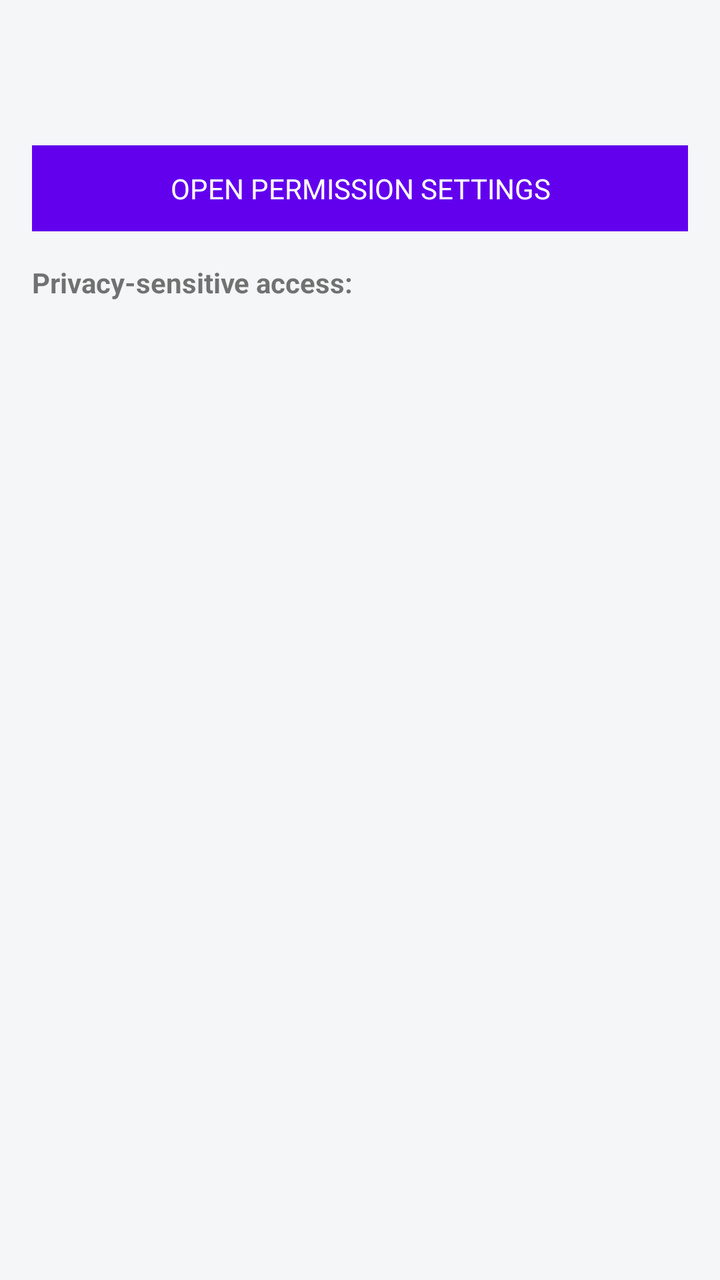
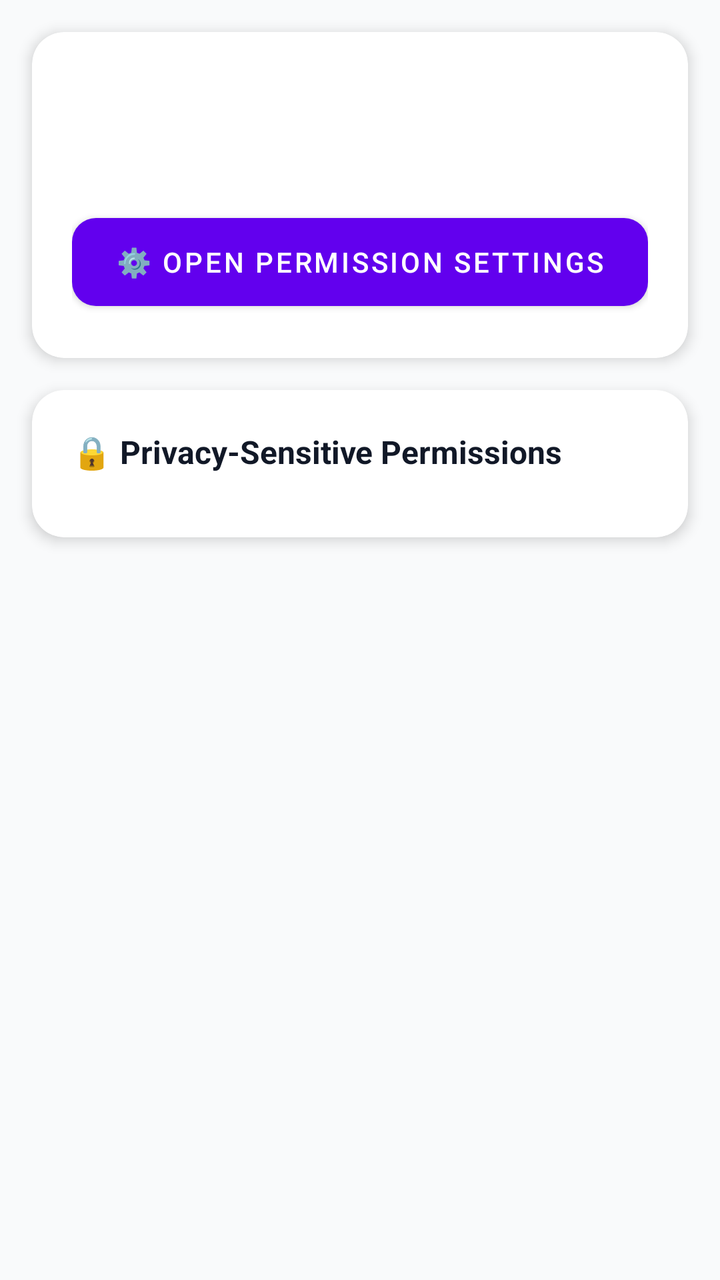

Two renders of the same Android screen: before a commit and after it. Below are the layout's source before the change and the commit's diff.
<!-- AndroidManifest.xml: application theme Theme.AppPrivacyAnalyzer -->
<!-- res/layout/activity_app_detail.xml -->
<?xml version="1.0" encoding="utf-8"?>
<ScrollView xmlns:android="http://schemas.android.com/apk/res/android"
    android:layout_width="match_parent"
    android:layout_height="match_parent">

    <LinearLayout
        android:orientation="vertical"
        android:padding="16dp"
        android:layout_width="match_parent"
        android:layout_height="wrap_content">

        <TextView
            android:id="@+id/tvAppName"
            android:textStyle="bold"
            android:textSize="18sp"
            android:layout_width="wrap_content"
            android:layout_height="wrap_content"/>

        <TextView
            android:id="@+id/tvPackageName"
            android:textSize="12sp"
            android:textColor="#666"
            android:layout_width="wrap_content"
            android:layout_height="wrap_content"/>

        <TextView
            android:id="@+id/btnOpenSettings"
            android:text="OPEN PERMISSION SETTINGS"
            android:background="@color/purple_500"
            android:textColor="@android:color/white"
            android:gravity="center"
            android:padding="12dp"
            android:layout_marginTop="16dp"
            android:layout_width="match_parent"
            android:layout_height="wrap_content"/>

        <TextView
            android:text="Privacy-sensitive access:"
            android:textStyle="bold"
            android:layout_marginTop="16dp"
            android:layout_width="wrap_content"
            android:layout_height="wrap_content"/>

        <LinearLayout
            android:id="@+id/permissionContainer"
            android:orientation="vertical"
            android:layout_width="match_parent"
            android:layout_height="wrap_content"/>

    </LinearLayout>
</ScrollView>
<!-- resources referenced by this layout -->
<resources>
  <color name="purple_500">#6200EE</color>
  <style name="Theme.AppPrivacyAnalyzer" parent="Theme.MaterialComponents.Light.NoActionBar">
          
          <item name="colorPrimary">@color/purple_start</item>
          <item name="colorPrimaryVariant">@color/purple_end</item>
          <item name="colorOnPrimary">@color/white</item>
  
          <item name="colorSecondary">@color/amber</item>
          <item name="android:statusBarColor">@color/primary_dark</item>
          <item name="android:windowBackground">@color/bg_light</item>
  
          
          <item name="materialCardViewStyle">@style/Widget.MaterialComponents.CardView</item>
      </style>
  <color name="purple_start">#5D2BE0</color>
  <color name="purple_end">#7B1FFF</color>
  <color name="white">#FFFFFF</color>
  <color name="amber">#FFC107</color>
  <color name="primary_dark">#3700B3</color>
  <color name="bg_light">#F5F6F7</color>
</resources>

<!-- the commit's change to res/layout/activity_app_detail.xml (unified diff, before → after) -->
@@ -1,51 +1,91 @@
 <?xml version="1.0" encoding="utf-8"?>
 <ScrollView xmlns:android="http://schemas.android.com/apk/res/android"
+    xmlns:app="http://schemas.android.com/apk/res-auto"
     android:layout_width="match_parent"
-    android:layout_height="match_parent">
+    android:layout_height="match_parent"
+    android:background="#F9FAFB">
 
     <LinearLayout
         android:orientation="vertical"
-        android:padding="16dp"
         android:layout_width="match_parent"
         android:layout_height="wrap_content">
 
-        <TextView
-            android:id="@+id/tvAppName"
-            android:textStyle="bold"
-            android:textSize="18sp"
-            android:layout_width="wrap_content"
-            android:layout_height="wrap_content"/>
+        
+        <com.google.android.material.card.MaterialCardView
+            android:layout_width="match_parent"
+            android:layout_height="wrap_content"
+            android:layout_margin="16dp"
+            app:cardCornerRadius="16dp"
+            app:cardElevation="4dp">
 
-        <TextView
-            android:id="@+id/tvPackageName"
-            android:textSize="12sp"
-            android:textColor="#666"
-            android:layout_width="wrap_content"
-            android:layout_height="wrap_content"/>
+            <LinearLayout
+                android:orientation="vertical"
+                android:padding="20dp"
+                android:layout_width="match_parent"
+                android:layout_height="wrap_content">
 
-        <TextView
-            android:id="@+id/btnOpenSettings"
-            android:text="OPEN PERMISSION SETTINGS"
-            android:background="@color/purple_500"
-            android:textColor="@android:color/white"
-            android:gravity="center"
-            android:padding="12dp"
-            android:layout_marginTop="16dp"
+                <TextView
+                    android:id="@+id/tvAppName"
+                    android:textStyle="bold"
+                    android:textSize="22sp"
+                    android:textColor="#111827"
+                    android:layout_width="wrap_content"
+                    android:layout_height="wrap_content"/>
+
+                <TextView
+                    android:id="@+id/tvPackageName"
+                    android:textSize="13sp"
+                    android:textColor="#6B7280"
+                    android:layout_marginTop="4dp"
+                    android:layout_width="wrap_content"
+                    android:layout_height="wrap_content"/>
+
+                <com.google.android.material.button.MaterialButton
+                    android:id="@+id/btnOpenSettings"
+                    android:text="⚙️ OPEN PERMISSION SETTINGS"
+                    android:textColor="@android:color/white"
+                    android:layout_marginTop="16dp"
+                    android:layout_width="match_parent"
+                    android:layout_height="56dp"
+                    app:cornerRadius="12dp"
+                    app:backgroundTint="@color/purple_500"/>
+
+            </LinearLayout>
+        </com.google.android.material.card.MaterialCardView>
+
+        
+        <com.google.android.material.card.MaterialCardView
             android:layout_width="match_parent"
-            android:layout_height="wrap_content"/>
+            android:layout_height="wrap_content"
+            android:layout_marginStart="16dp"
+            android:layout_marginEnd="16dp"
+            android:layout_marginBottom="16dp"
+            app:cardCornerRadius="16dp"
+            app:cardElevation="4dp">
 
-        <TextView
-            android:text="Privacy-sensitive access:"
-            android:textStyle="bold"
-            android:layout_marginTop="16dp"
-            android:layout_width="wrap_content"
-            android:layout_height="wrap_content"/>
+            <LinearLayout
+                android:orientation="vertical"
+                android:padding="20dp"
+                android:layout_width="match_parent"
+                android:layout_height="wrap_content">
 
-        <LinearLayout
-            android:id="@+id/permissionContainer"
-            android:orientation="vertical"
-            android:layout_width="match_parent"
-            android:layout_height="wrap_content"/>
+                <TextView
+                    android:text="🔒 Privacy-Sensitive Permissions"
+                    android:textStyle="bold"
+                    android:textSize="16sp"
+                    android:textColor="#111827"
+                    android:layout_marginBottom="12dp"
+                    android:layout_width="wrap_content"
+                    android:layout_height="wrap_content"/>
+
+                <LinearLayout
+                    android:id="@+id/permissionContainer"
+                    android:orientation="vertical"
+                    android:layout_width="match_parent"
+                    android:layout_height="wrap_content"/>
+
+            </LinearLayout>
+        </com.google.android.material.card.MaterialCardView>
 
     </LinearLayout>
 </ScrollView>
